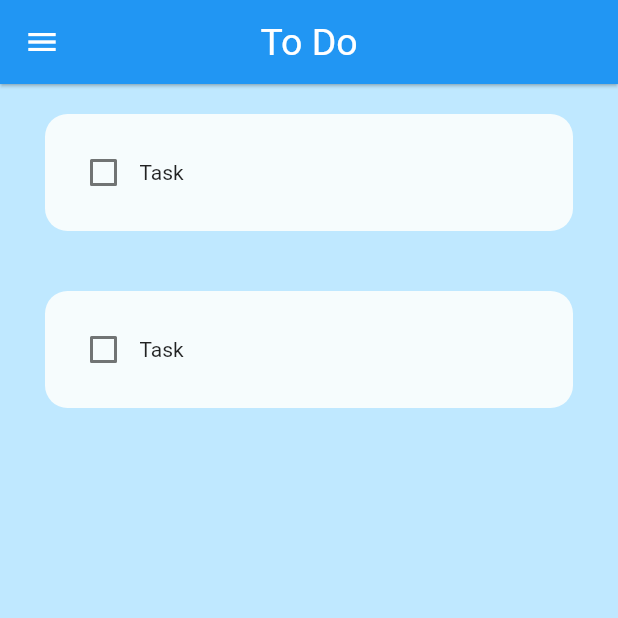
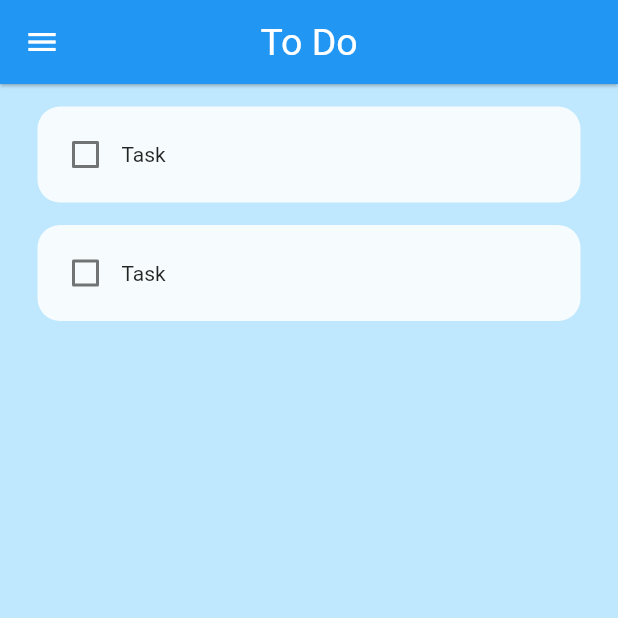
Before and after one commit to riyad671/todo_app, a Flutter app: the screen it shows after launch, on a phone screen of 412 x 824 dp, the top half of it. Run offline on Flutter 3.47's test engine with Material 2 defaults, Android fonts, the phone set to English and light mode, and no system bars.

```diff
--- a/lib/utility/todo_tile.dart
+++ b/lib/utility/todo_tile.dart
@@ -15,9 +15,13 @@ class ToDoTile extends StatelessWidget {
   @override
   Widget build(BuildContext context) {
     return Padding(
-      padding: const EdgeInsets.symmetric(vertical: 20, horizontal: 30),
+      padding: const EdgeInsets.only(
+        left: 25,
+        right: 25,
+        top: 15,
+      ),
       child: Container(
-        padding: const EdgeInsets.all(15),
+        padding: const EdgeInsets.all(8),
         decoration: BoxDecoration(
           color: const Color.fromRGBO(246, 252, 253, 1),
           borderRadius: BorderRadius.circular(15),
@@ -25,10 +29,21 @@ class ToDoTile extends StatelessWidget {
         child: Row(
           children: [
             // Checkbox
-            Checkbox(value: taskCompleted, onChanged: onChanged),
+            Checkbox(
+              value: taskCompleted,
+              onChanged: onChanged,
+              activeColor: const Color.fromRGBO(34, 34, 34, 0.875),
+            ),
 
             //Task
-            const Text('Task'),
+            Text(
+              'Task',
+              style: TextStyle(
+                decoration: taskCompleted
+                    ? TextDecoration.lineThrough
+                    : TextDecoration.none,
+              ),
+            ),
           ],
         ),
       ),
```
